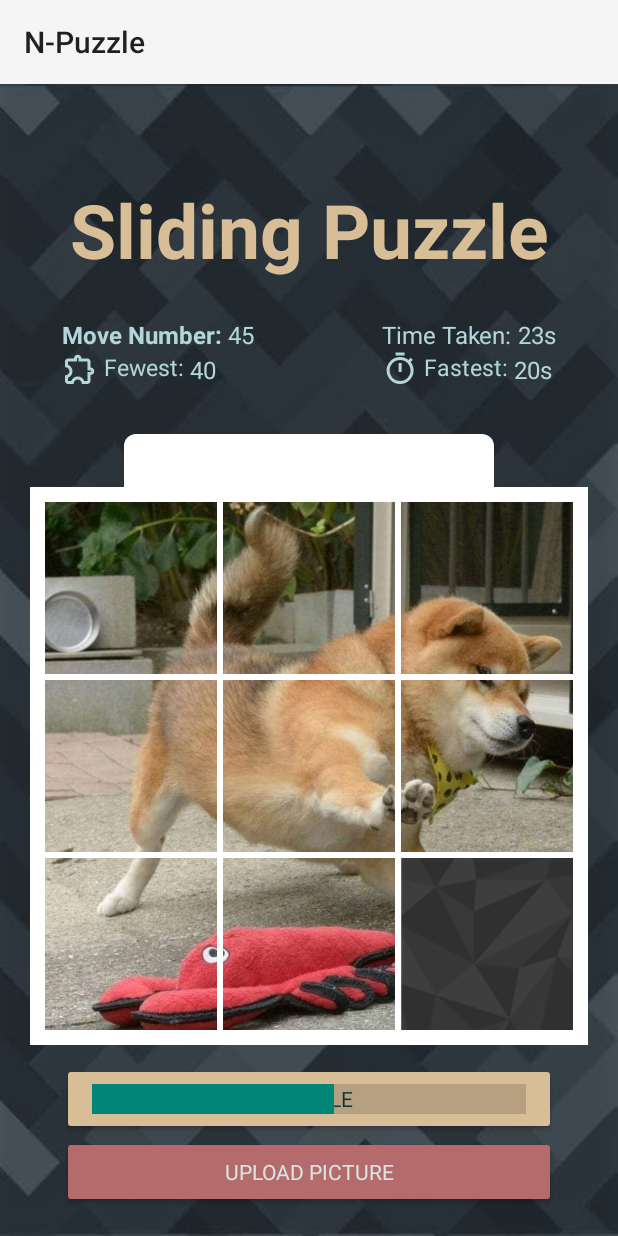
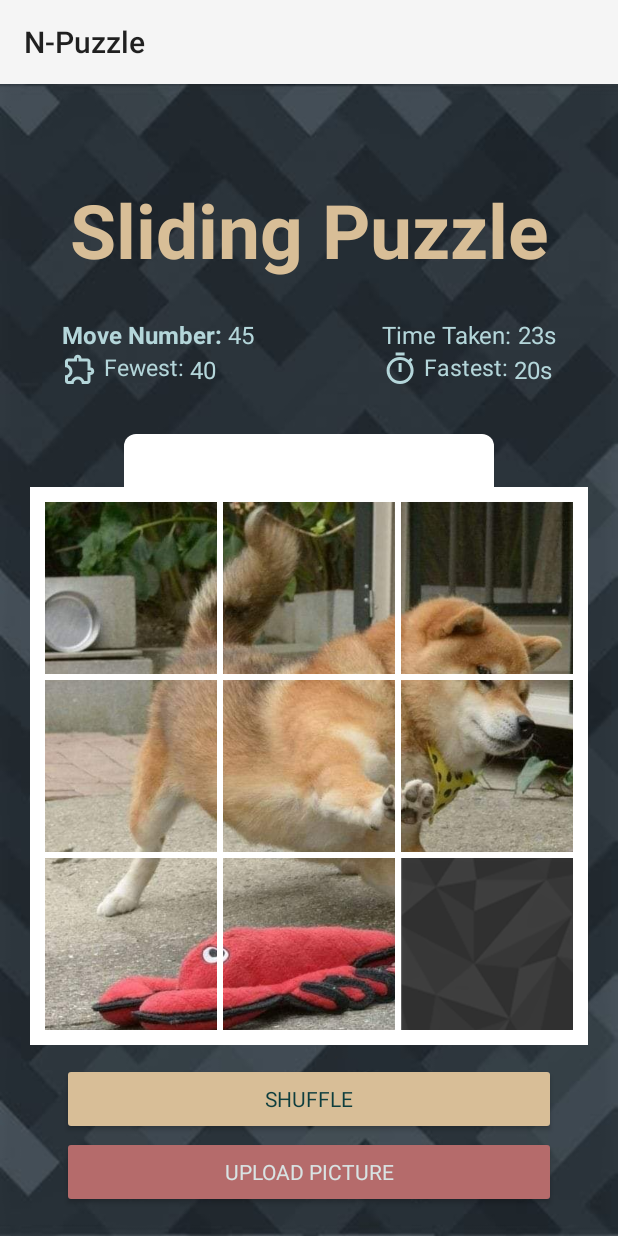
Before and after one commit to memgonzales/sliding-puzzle, an Android app: the screen it shows after launch (NPuzzleActivity), on a phone screen of 412 x 824 dp. Run offline under Robolectric (Android 15) with nearby library versions, the phone set to English and light mode, and no system bars; Roboto replaces fonts that are not available here.

Commit message:
Partially implement tile shuffling

```diff
--- a/app/src/main/java/com/gonzales/mark/n_puzzle/NPuzzleActivity.kt
+++ b/app/src/main/java/com/gonzales/mark/n_puzzle/NPuzzleActivity.kt
@@ -2,9 +2,12 @@ package com.gonzales.mark.n_puzzle
 
 import android.graphics.Bitmap
 import android.os.Bundle
+import android.view.View
 import android.view.ViewConfiguration
 import android.view.ViewTreeObserver
+import android.widget.Button
 import android.widget.ImageButton
+import android.widget.ProgressBar
 import androidx.appcompat.app.AppCompatActivity
 import androidx.constraintlayout.widget.ConstraintLayout
 import androidx.core.view.WindowCompat
@@ -16,20 +19,25 @@ class NPuzzleActivity : AppCompatActivity() {
         const val MAX_NUM_NEIGHBORS = 4
         const val BORDER_OFFSET = 6
         const val PLACEHOLDER_ID = R.drawable.placeholder
+
         const val NO_TILE = -1
+        const val INIT_BLANK_TILE_POS = PuzzleUtil.NUM_TILES - 1
     }
 
     private lateinit var clRoot: ConstraintLayout
     private lateinit var gvgPuzzle: GridViewGesture
+    private lateinit var btnShuffle: Button
+    private lateinit var pbShuffle: ProgressBar
 
     private var tileDimen: Int = 0
     private var puzzleDimen: Int = 0
 
     private lateinit var imageChunks: ArrayList<Bitmap>
     private lateinit var tileImages: ArrayList<ImageButton>
+    private lateinit var placeholder: Bitmap
 
     private lateinit var puzzleState: ArrayList<Int>
-    private var blankTilePos: Int = PuzzleUtil.NUM_TILES - 1
+    private var blankTilePos: Int = INIT_BLANK_TILE_POS
 
     override fun onCreate(savedInstanceState: Bundle?) {
         super.onCreate(savedInstanceState)
@@ -43,6 +51,13 @@ class NPuzzleActivity : AppCompatActivity() {
     private fun initComponents() {
         clRoot = findViewById(R.id.cl_root)
         gvgPuzzle = findViewById(R.id.gvg_puzzle)
+
+        btnShuffle = findViewById(R.id.btn_shuffle)
+        btnShuffle.setOnClickListener {
+            shuffle()
+        }
+
+        pbShuffle = findViewById(R.id.pb_shuffle)
     }
 
     private fun initStateAndTileImages() {
@@ -93,14 +108,14 @@ class NPuzzleActivity : AppCompatActivity() {
             puzzleDimen, puzzleDimen
         )
 
-        imageChunks = ImageUtil.splitBitmap(image, tileDimen - BORDER_OFFSET)
-        imageChunks[imageChunks.size - 1] = ImageUtil.resizeToBitmap(
-            ImageUtil.drawableToBitmap(
-                this@NPuzzleActivity,
-                PLACEHOLDER_ID
-            ), tileDimen - BORDER_OFFSET,
+        placeholder = ImageUtil.resizeToBitmap(
+            ImageUtil.drawableToBitmap(this@NPuzzleActivity, PLACEHOLDER_ID),
+            tileDimen - BORDER_OFFSET,
             tileDimen - BORDER_OFFSET
         )
+
+        imageChunks = ImageUtil.splitBitmap(image, tileDimen - BORDER_OFFSET)
+        imageChunks[imageChunks.size - 1] = placeholder
 
         displayPuzzle()
     }
@@ -124,7 +139,6 @@ class NPuzzleActivity : AppCompatActivity() {
             displayPuzzle()
         }
     }
-
 
     private fun canMoveTile(direction: FlingDirection, position: Int): Boolean {
         return Pair(direction, position) in getValidFlings(getNeighborsBlank())
@@ -190,6 +204,28 @@ class NPuzzleActivity : AppCompatActivity() {
         if (hasFocus) hideSystemUI()
     }
 
+    private fun shuffle() {
+        pbShuffle.visibility = View.VISIBLE
+        btnShuffle.text = getString(R.string.randomizing)
+
+        clearPuzzleGrid()
+        getValidShuffledState()
+        displayPuzzle()
+    }
+
+    private fun clearPuzzleGrid() {
+        for (i in 0 until PuzzleUtil.NUM_TILES) {
+            tileImages[i].setImageBitmap(placeholder)
+        }
+    }
+
+    private fun getValidShuffledState() {
+        puzzleState.shuffle()
+
+
+        blankTilePos = puzzleState.indexOf(INIT_BLANK_TILE_POS)
+    }
+
     private fun hideSystemUI() {
         WindowCompat.setDecorFitsSystemWindows(window, false)
         WindowInsetsControllerCompat(window, clRoot).let {
--- a/app/src/main/res/layout/activity_n_puzzle.xml
+++ b/app/src/main/res/layout/activity_n_puzzle.xml
@@ -184,6 +184,7 @@
         android:padding="8dp"
         android:text="Shuffle"
         android:textColor="@color/btn_first_text"
+        android:translationZ="5dp"
         app:cornerRadius="20dp"
         app:layout_constraintBottom_toBottomOf="parent"
         app:layout_constraintEnd_toStartOf="@+id/gl_right_button"
@@ -192,16 +193,20 @@
         app:layout_constraintVertical_bias="0.15" />
 
     <ProgressBar
-        android:id="@+id/progressBar"
-        style="?android:attr/progressBarStyleHorizontal"
+        android:id="@+id/pb_shuffle"
+        style="@style/Widget.AppCompat.ProgressBar.Horizontal"
         android:layout_width="0dp"
         android:layout_height="wrap_content"
+        android:layout_marginTop="2.25dp"
         android:max="9"
         android:paddingStart="20dp"
         android:paddingEnd="20dp"
-        android:progress="5"
-        android:scaleY="5"
+        android:progress="0"
+        android:progressBackgroundTintMode="src_in"
+        android:progressTint="@color/progress"
+        android:scaleY="5.5"
         android:translationZ="10dp"
+        android:visibility="gone"
         app:layout_constraintBottom_toBottomOf="@+id/btn_shuffle"
         app:layout_constraintEnd_toEndOf="@id/btn_shuffle"
         app:layout_constraintStart_toStartOf="@id/btn_shuffle"
--- a/app/src/main/res/values/colors.xml
+++ b/app/src/main/res/values/colors.xml
@@ -13,4 +13,6 @@
     <color name="btn_first_text">#0E3E3E</color>
     <color name="btn_second_text">#D8E3E3</color>
     <color name="stats_text">#B4D6DA</color>
+
+    <color name="progress">#404A1706</color>
 </resources>
--- a/app/src/main/res/values/strings.xml
+++ b/app/src/main/res/values/strings.xml
@@ -1,3 +1,4 @@
 <resources>
     <string name="app_name">N-Puzzle</string>
+    <string name="randomizing">Randomizing</string>
 </resources>
```
